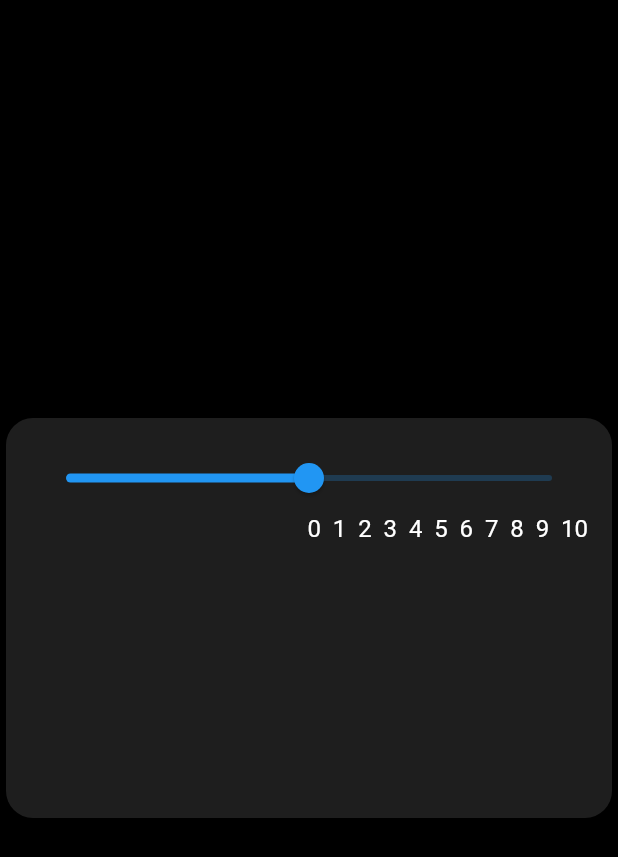
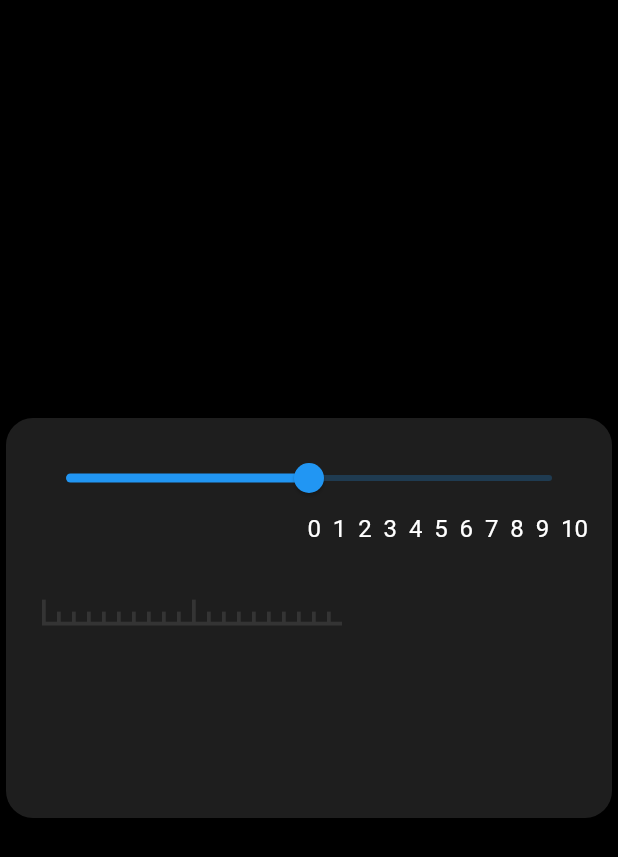
Before and after one commit to olegalibekov/widget_templates, a Flutter app: the screen it shows after launch, on a phone screen of 412 x 824 dp. Shown: the top 857 px of the screen. Run offline on Flutter 3.47's test engine with Material 2 defaults, Android fonts, the light colour scheme and no system bars; our stand-ins replace marquee.

Commit message:
Player slider line canvas

```diff
--- a/lib/templates/player_slider.dart
+++ b/lib/templates/player_slider.dart
@@ -116,7 +116,17 @@ class _PlayerSliderState extends State<PlayerSlider>
                 ..._seconds,
                 SizedBox(width: wholeWidgetWidth / 2 - 40)
               ])),
-      CustomPaint(painter: PlayerSliderCanvas())
+      Container(
+          // color: Colors.teal,
+          height: 60,
+          child: Padding(
+            padding: const EdgeInsets.all(8.0),
+            child: Align(
+                alignment: Alignment.center,
+                child: CustomPaint(
+                    size: Size(wholeWidgetWidth, wholeWidgetHeight),
+                    painter: PlayerSliderLineCanvas())),
+          ))
     ]);
   }
 }
--- a/lib/templates/player_slider_canvas.dart
+++ b/lib/templates/player_slider_canvas.dart
@@ -1,8 +1,43 @@
 import 'package:flutter/material.dart';
 
-class PlayerSliderCanvas extends CustomPainter {
+class PlayerSliderLineCanvas extends CustomPainter {
+  final double _lineLength = 100.0;
+  final double _maxLineHeight = 16;
+  final double _thickness = 2.5;
+
+  double get _minLineHeight => _maxLineHeight / 2;
+
+  double get _thicknessPadding => _thickness / 2;
+
+  Paint get _paint {
+    Paint paint = Paint()
+      ..color = Color.fromRGBO(52, 52, 52, 1)
+      ..strokeWidth = _thickness;
+    return paint;
+  }
+
   @override
-  void paint(Canvas canvas, Size size) {}
+  void paint(Canvas canvas, Size size) {
+    for (int lineNumber = 0; lineNumber < 2; lineNumber++) {
+      createOneLine(canvas, _lineLength * lineNumber);
+    }
+  }
+
+  createOneLine(Canvas canvas, startPaddingX) {
+    canvas.drawLine(Offset(startPaddingX, 0.0),
+        Offset(startPaddingX + _lineLength, 0.0), _paint);
+    canvas.drawLine(Offset(startPaddingX + _thicknessPadding, 0.0),
+        Offset(startPaddingX + _thicknessPadding, -_maxLineHeight), _paint);
+    for (int minHeightLineNumber = 1;
+        minHeightLineNumber <= 9;
+        minHeightLineNumber++) {
+      double xPadding = minHeightLineNumber * _lineLength / 10.0;
+      canvas.drawLine(
+          Offset(startPaddingX + xPadding + _thicknessPadding, 0.0),
+          Offset(startPaddingX + xPadding + _thicknessPadding, -_minLineHeight),
+          _paint);
+    }
+  }
 
   @override
   bool shouldRepaint(covariant CustomPainter oldDelegate) => true;
```
